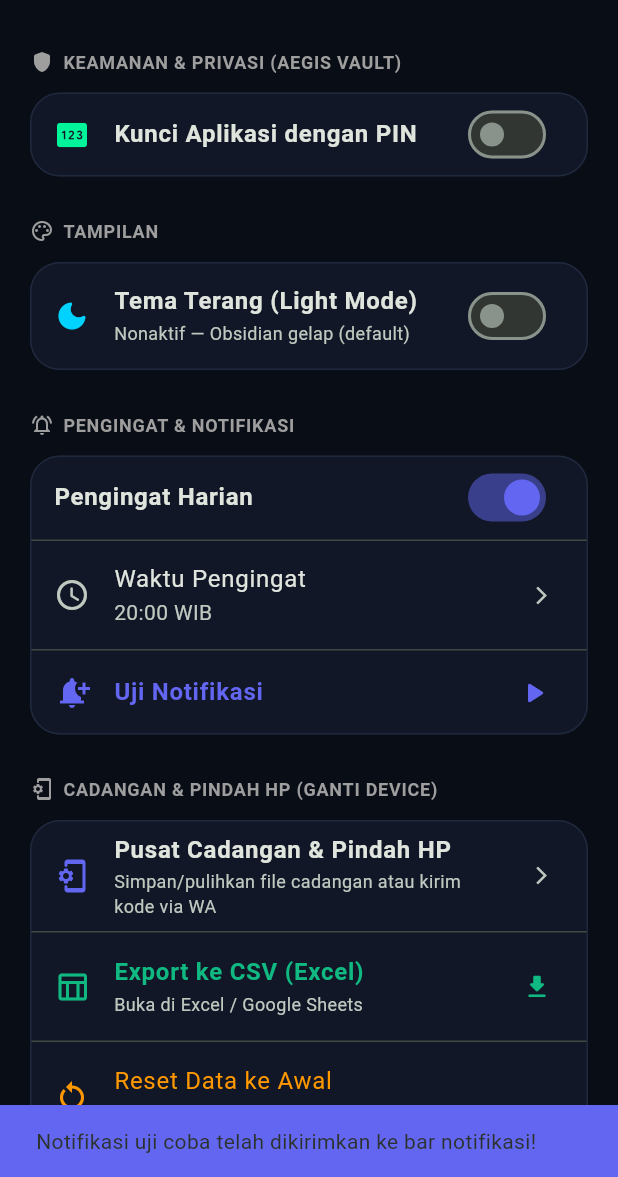
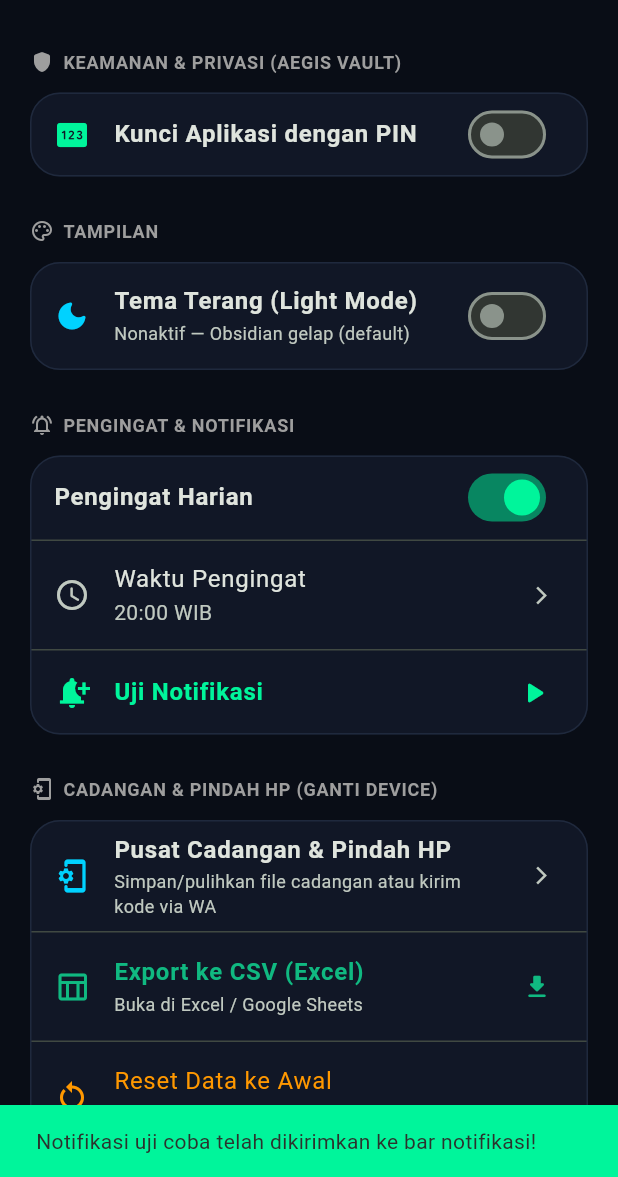
Before and after one commit to M-Aqilaz/Aegis-Finance-Track, a Flutter app: the SettingsScreen screen opened directly with empty values, after a tap on "Uji Notifikasi", on a phone screen of 412 x 824 dp, the part 59-1236 px from its top. Run offline on Flutter 3.47's test engine with Material 3 defaults, Android fonts, the phone set to English and light mode, and no system bars; our stand-ins replace file_picker, fl_chart, flutter_local_notifications, share_plus, shared_preferences, timezone; missing offline and left inert: dart:html; accounts and stored records are empty.

Commit message:
docs: overhaul README with anti-slop copywriting and 5 fresh UI showcase screenshots
- Replace generic marketing slop with authentic, direct product copy
- Showcase 5 distinct screens: Beranda, Catat 3 Detik, Alokasi Kantong, Riwayat Kas, and PIN Vault
- Update screenshots with official seed data and clean layout
- Apply theme awareness and anti-slop color accents across all screens

```diff
--- a/lib/screens/history_screen.dart
+++ b/lib/screens/history_screen.dart
@@ -80,9 +80,9 @@ class _HistoryScreenState extends State<HistoryScreen> {
         }
 
         return Scaffold(
-          backgroundColor: AppTheme.obsidianBg,
+          backgroundColor: isDark ? AppTheme.obsidianBg : Theme.of(context).scaffoldBackgroundColor,
           appBar: AppBar(
-            backgroundColor: AppTheme.obsidianBg,
+            backgroundColor: isDark ? AppTheme.obsidianBg : Theme.of(context).scaffoldBackgroundColor,
             elevation: 0,
             title: const Text(
               'Riwayat Keuangan',
--- a/lib/screens/home_screen.dart
+++ b/lib/screens/home_screen.dart
@@ -38,14 +38,15 @@ class HomeScreen extends StatelessWidget {
         final todayEntry = storageService.getEntryByDate(now);
         final todayExpense = todayEntry?.totalExpense ?? 0.0;
         final dailyLimit = storageService.dailyExpenseLimit;
+        final isDark = Theme.of(context).brightness == Brightness.dark;
 
         return Scaffold(
-          backgroundColor: AppTheme.obsidianBg,
+          backgroundColor: isDark ? AppTheme.obsidianBg : Theme.of(context).scaffoldBackgroundColor,
           body: CustomScrollView(
             slivers: [
               // Signature Branded Header Bar
               SliverAppBar(
-                backgroundColor: AppTheme.obsidianBg,
+                backgroundColor: isDark ? AppTheme.obsidianBg : Theme.of(context).scaffoldBackgroundColor,
                 pinned: true,
                 floating: true,
                 elevation: 0,
--- a/lib/screens/settings_screen.dart
+++ b/lib/screens/settings_screen.dart
@@ -137,7 +137,7 @@ class _SettingsScreenState extends State<SettingsScreen> {
     await _notificationService.requestPermissions();
     await _notificationService.showInstantNotification(
       id: 999,
-      title: '🔔 Financial Track: Pengingat Harian Berhasil!',
+      title: '🔔 Aegis Finance: Pengingat Harian Berhasil!',
       body: 'Pengeluaran hari ini sudah dicatat? Cek sisa saldo & tabunganmu sekarang!',
     );
 
@@ -145,7 +145,7 @@ class _SettingsScreenState extends State<SettingsScreen> {
       ScaffoldMessenger.of(context).showSnackBar(
         const SnackBar(
           content: Text('Notifikasi uji coba telah dikirimkan ke bar notifikasi!'),
-          backgroundColor: Color(0xFF6366F1),
+          backgroundColor: AppTheme.cyberMint,
         ),
       );
     }
@@ -159,9 +159,9 @@ class _SettingsScreenState extends State<SettingsScreen> {
         '${s.reminderHour.toString().padLeft(2, '0')}:${s.reminderMinute.toString().padLeft(2, '0')} WIB';
 
     return Scaffold(
-      backgroundColor: AppTheme.obsidianBg,
+      backgroundColor: isDark ? AppTheme.obsidianBg : Theme.of(context).scaffoldBackgroundColor,
       appBar: AppBar(
-        backgroundColor: AppTheme.obsidianBg,
+        backgroundColor: isDark ? AppTheme.obsidianBg : Theme.of(context).scaffoldBackgroundColor,
         elevation: 0,
         title: const Text(
           'Pengaturan & Notifikasi',
@@ -229,7 +229,7 @@ class _SettingsScreenState extends State<SettingsScreen> {
                 SwitchListTile(
                   title: const Text('Pengingat Harian', style: TextStyle(fontWeight: FontWeight.w600)),
                   value: s.reminderEnabled,
-                  activeThumbColor: const Color(0xFF6366F1),
+                  activeThumbColor: AppTheme.cyberMint,
                   onChanged: _toggleReminder,
                 ),
                 const Divider(height: 1),
@@ -243,9 +243,9 @@ class _SettingsScreenState extends State<SettingsScreen> {
                 ),
                 const Divider(height: 1),
                 ListTile(
-                  leading: const Icon(Icons.notification_add, color: Color(0xFF6366F1)),
-                  title: const Text('Uji Notifikasi', style: TextStyle(fontWeight: FontWeight.bold, color: Color(0xFF6366F1))),
-                  trailing: const Icon(Icons.play_arrow_rounded, color: Color(0xFF6366F1)),
+                  leading: const Icon(Icons.notification_add, color: AppTheme.cyberMint),
+                  title: const Text('Uji Notifikasi', style: TextStyle(fontWeight: FontWeight.bold, color: AppTheme.cyberMint)),
+                  trailing: const Icon(Icons.play_arrow_rounded, color: AppTheme.cyberMint),
                   onTap: _testInstantNotification,
                 ),
               ],
@@ -260,7 +260,7 @@ class _SettingsScreenState extends State<SettingsScreen> {
             child: Column(
               children: [
                 ListTile(
-                  leading: const Icon(Icons.phonelink_setup_rounded, color: Color(0xFF6366F1)),
+                  leading: const Icon(Icons.phonelink_setup_rounded, color: AppTheme.electricCyan),
                   title: const Text('Pusat Cadangan & Pindah HP', style: TextStyle(fontWeight: FontWeight.bold)),
                   subtitle: const Text('Simpan/pulihkan file cadangan atau kirim kode via WA', style: TextStyle(fontSize: 12)),
                   trailing: const Icon(Icons.arrow_forward_ios, size: 14),
```
Also changed, not shown: 4 other files.
